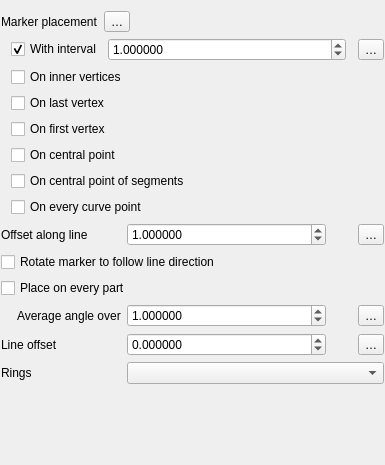
Old version of the form src/ui/symbollayer/widget_markerline.ui in the repository nextgis/nextgisqgis.
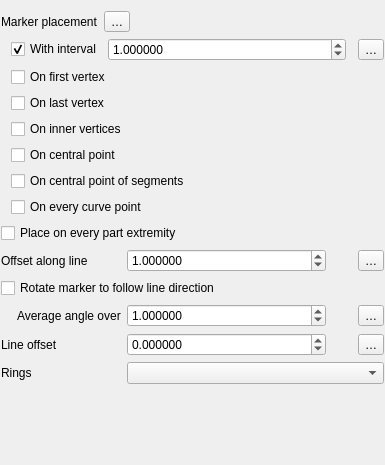
New version of the form. Custom widgets are drawn as their Qt base class.

Patch:
```diff
--- a/src/ui/symbollayer/widget_markerline.ui
+++ b/src/ui/symbollayer/widget_markerline.ui
@@ -57,14 +57,14 @@
        </property>
       </spacer>
      </item>
-     <item row="3" column="2">
+     <item row="0" column="2">
       <widget class="QgsPropertyOverrideButton" name="mIntervalDDBtn">
        <property name="text">
         <string>…</string>
        </property>
       </widget>
      </item>
-     <item row="3" column="1">
+     <item row="0" column="1">
       <layout class="QHBoxLayout" name="horizontalLayout_4">
        <item>
         <widget class="QCheckBox" name="mCheckInterval">
@@ -116,7 +116,7 @@
        </item>
       </layout>
      </item>
-     <item row="4" column="1">
+     <item row="3" column="1">
       <widget class="QCheckBox" name="mCheckVertex">
        <property name="toolTip">
         <string>Shows symbols on inner vertices, i.e. all vertices except the first or last</string>
@@ -126,35 +126,35 @@
        </property>
       </widget>
      </item>
-     <item row="5" column="1">
+     <item row="2" column="1">
       <widget class="QCheckBox" name="mCheckVertexLast">
        <property name="text">
         <string>On last vertex</string>
        </property>
       </widget>
      </item>
-     <item row="6" column="1">
+     <item row="1" column="1">
       <widget class="QCheckBox" name="mCheckVertexFirst">
        <property name="text">
         <string>On first vertex</string>
        </property>
       </widget>
      </item>
-     <item row="7" column="1">
+     <item row="4" column="1">
       <widget class="QCheckBox" name="mCheckCentralPoint">
        <property name="text">
         <string>On central point</string>
        </property>
       </widget>
      </item>
-     <item row="8" column="1">
+     <item row="5" column="1">
       <widget class="QCheckBox" name="mCheckSegmentCentralPoint">
        <property name="text">
         <string>On central point of segments</string>
        </property>
       </widget>
      </item>
-     <item row="9" column="1">
+     <item row="6" column="1">
       <widget class="QCheckBox" name="mCheckCurvePoint">
        <property name="text">
         <string>On every curve point</string>
@@ -163,7 +163,7 @@
      </item>
     </layout>
    </item>
-   <item row="5" column="1" colspan="2">
+   <item row="3" column="1" colspan="2">
     <spacer name="verticalSpacer">
      <property name="orientation">
       <enum>Qt::Vertical</enum>
@@ -272,7 +272,7 @@
        </property>
       </widget>
      </item>
-     <item row="0" column="2">
+     <item row="1" column="2">
       <widget class="QgsDoubleSpinBox" name="mSpinOffsetAlongLine">
        <property name="sizePolicy">
         <sizepolicy hsizetype="Minimum" vsizetype="Fixed">
@@ -310,14 +310,14 @@
        </property>
       </widget>
      </item>
-     <item row="0" column="4">
+     <item row="1" column="4">
       <widget class="QgsPropertyOverrideButton" name="mOffsetAlongLineDDBtn">
        <property name="text">
         <string>…</string>
        </property>
       </widget>
      </item>
-     <item row="0" column="3">
+     <item row="1" column="3">
       <widget class="QgsUnitSelectionWidget" name="mOffsetAlongLineUnitWidget" native="true">
        <property name="minimumSize">
         <size>
@@ -337,7 +337,7 @@
        </property>
       </widget>
      </item>
-     <item row="1" column="0" colspan="5">
+     <item row="2" column="0" colspan="5">
       <widget class="QCheckBox" name="chkRotateMarker">
        <property name="text">
         <string>Rotate marker to follow line direction</string>
@@ -351,7 +351,7 @@
        </property>
       </widget>
      </item>
-     <item row="0" column="0" colspan="2">
+     <item row="1" column="0" colspan="2">
       <widget class="QLabel" name="label">
        <property name="text">
         <string>Offset along line</string>
@@ -384,13 +384,13 @@
      <item row="5" column="2" colspan="3">
       <widget class="QComboBox" name="mRingFilterComboBox"/>
      </item>
-     <item row="2" column="0" colspan="5">
+     <item row="0" column="0" colspan="5">
       <widget class="QCheckBox" name="mCheckPlaceOnEveryPart">
        <property name="toolTip">
-        <string>If checked, the &quot;first vertex&quot; or &quot;last vertex&quot; placements will rendered at the first and last vertex for every part of multipart geometries</string>
+        <string>If checked, the &quot;first vertex&quot; or &quot;last vertex&quot; placements will also render at the first and last vertex for every part of multipart geometries</string>
        </property>
        <property name="text">
-        <string>Place on every part</string>
+        <string>Place on every part extremity</string>
        </property>
       </widget>
      </item>
```
Left out of the diff: 2 changed lines with no effect on the pictures.
